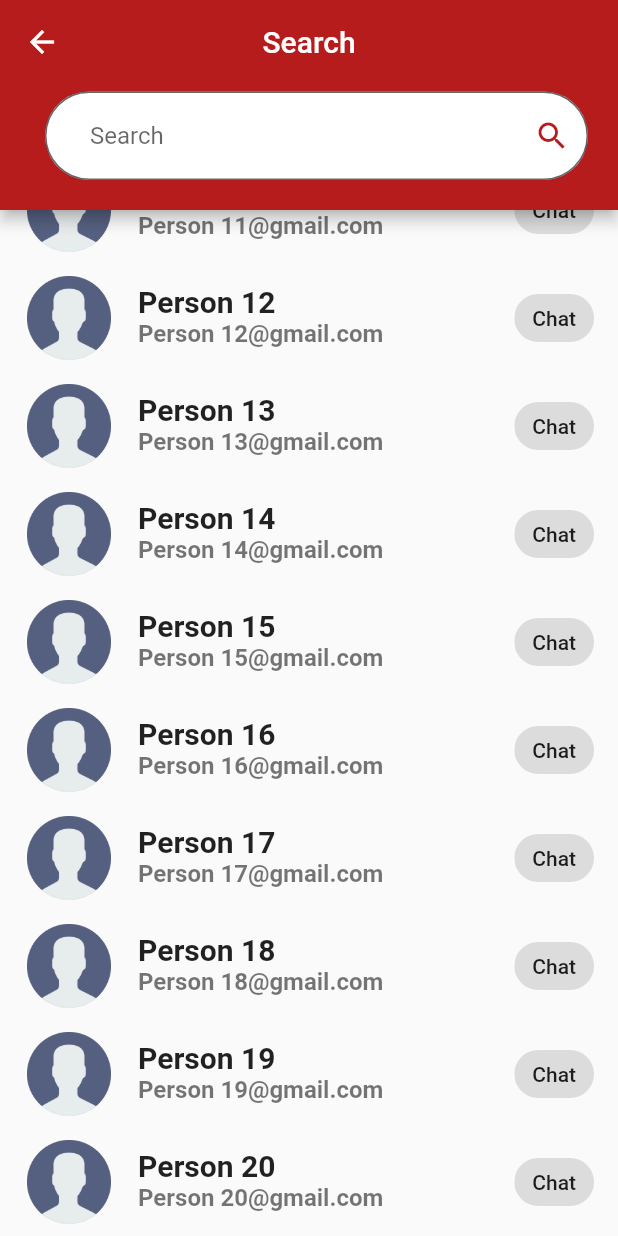
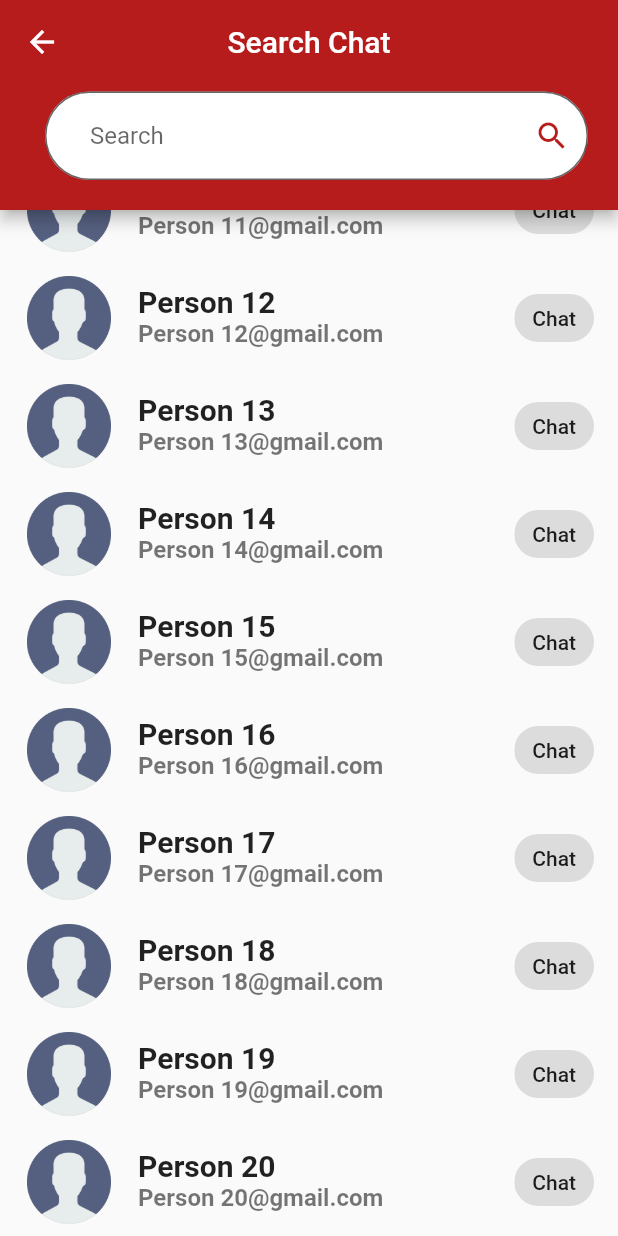
Before and after one commit to fiergetech/chatapp, a Flutter app: the SearchView screen opened by its route, scrolled down 756 dp, on a phone screen of 412 x 824 dp. Run offline on Flutter 3.47's test engine with Material 2 defaults, Android fonts, the phone set to English and light mode, and no system bars; our stand-ins replace firebase_core, get, introduction_screen, lottie; accounts and stored records are empty.

Commit message:
search page

```diff
--- a/lib/app/modules/search/views/search_view.dart
+++ b/lib/app/modules/search/views/search_view.dart
@@ -10,6 +10,7 @@ class SearchView extends GetView<SearchController> {
   final List<Widget> search = List.generate(
     20,
     (index) => ListTile(
+      onTap: () => Get.toNamed(Routes.CHAT_ROOM),
       leading: CircleAvatar(
         radius: 30,
         backgroundColor: Colors.black26,
@@ -46,7 +47,7 @@ class SearchView extends GetView<SearchController> {
       appBar: PreferredSize(
         child: AppBar(
           backgroundColor: Colors.red[900],
-          title: const Text('Search'),
+          title: const Text('Search Chat'),
           centerTitle: true,
           leading: IconButton(
             onPressed: () => Get.back(),
--- a/lib/main.dart
+++ b/lib/main.dart
@@ -30,7 +30,7 @@ class MyApp extends StatelessWidget {
         if (snapshot.connectionState == ConnectionState.done) {
           return GetMaterialApp(
             title: "Your text",
-            initialRoute: Routes.PROFILE,
+            initialRoute: Routes.HOME,
             getPages: AppPages.routes,
           );
           /*return FutureBuilder(
```
Also changed, not shown: lib/app/modules/home/views/home_view.dart (+4 -4 lines).
